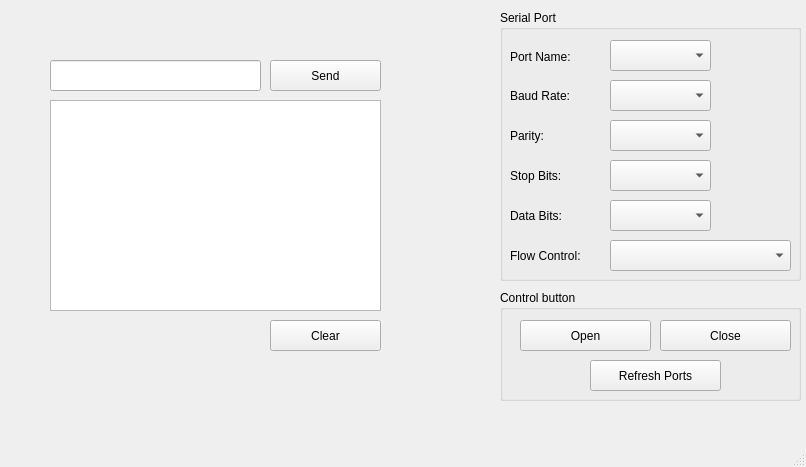
The window that mainwindow.ui (nguyenlamanhvu/GUI_PID) describes before a commit, drawn with Qt 5.
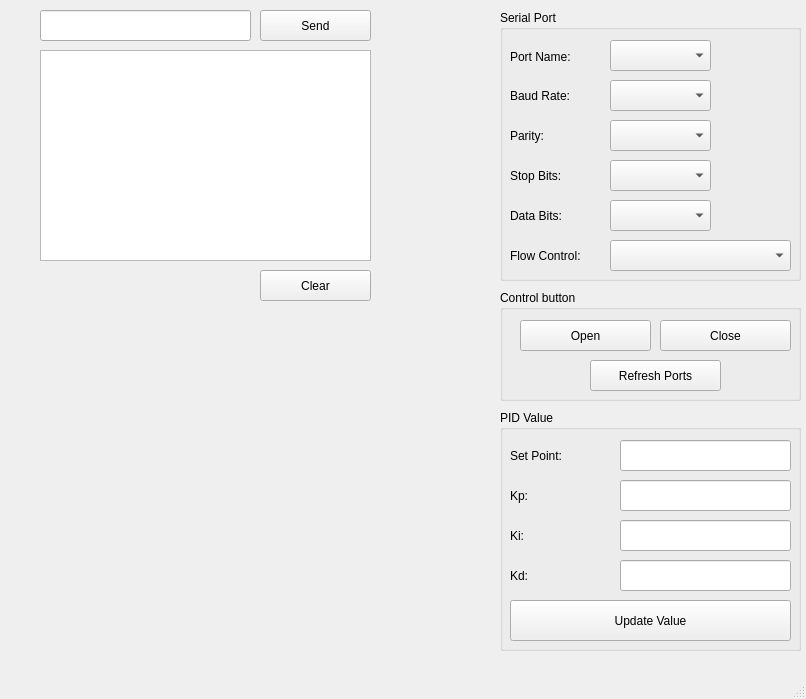
The same window after the commit.

Commit message: add convert data function

Diff of the .ui file:
```diff
--- a/mainwindow.ui
+++ b/mainwindow.ui
@@ -7,7 +7,7 @@
     <x>0</x>
     <y>0</y>
     <width>806</width>
-    <height>467</height>
+    <height>699</height>
    </rect>
   </property>
   <property name="windowTitle">
@@ -17,8 +17,8 @@
    <widget class="QLineEdit" name="lnMessage">
     <property name="geometry">
      <rect>
-      <x>50</x>
-      <y>60</y>
+      <x>40</x>
+      <y>10</y>
       <width>211</width>
       <height>31</height>
      </rect>
@@ -27,8 +27,8 @@
    <widget class="QPushButton" name="btnSend">
     <property name="geometry">
      <rect>
-      <x>270</x>
-      <y>60</y>
+      <x>260</x>
+      <y>10</y>
       <width>111</width>
       <height>31</height>
      </rect>
@@ -40,8 +40,8 @@
    <widget class="QListWidget" name="lstMessages">
     <property name="geometry">
      <rect>
-      <x>50</x>
-      <y>100</y>
+      <x>40</x>
+      <y>50</y>
       <width>331</width>
       <height>211</height>
      </rect>
@@ -253,8 +253,8 @@
    <widget class="QPushButton" name="btnClear">
     <property name="geometry">
      <rect>
-      <x>270</x>
-      <y>320</y>
+      <x>260</x>
+      <y>270</y>
       <width>111</width>
       <height>31</height>
      </rect>
@@ -263,6 +263,124 @@
      <string>Clear</string>
     </property>
    </widget>
+   <widget class="QGroupBox" name="groupBox_3">
+    <property name="geometry">
+     <rect>
+      <x>500</x>
+      <y>410</y>
+      <width>301</width>
+      <height>241</height>
+     </rect>
+    </property>
+    <property name="title">
+     <string>PID Value</string>
+    </property>
+    <widget class="QLineEdit" name="lnKd">
+     <property name="geometry">
+      <rect>
+       <x>120</x>
+       <y>150</y>
+       <width>171</width>
+       <height>31</height>
+      </rect>
+     </property>
+    </widget>
+    <widget class="QLabel" name="label_10">
+     <property name="geometry">
+      <rect>
+       <x>10</x>
+       <y>30</y>
+       <width>81</width>
+       <height>31</height>
+      </rect>
+     </property>
+     <property name="text">
+      <string>Set Point:</string>
+     </property>
+    </widget>
+    <widget class="QLabel" name="label_7">
+     <property name="geometry">
+      <rect>
+       <x>10</x>
+       <y>70</y>
+       <width>81</width>
+       <height>31</height>
+      </rect>
+     </property>
+     <property name="text">
+      <string>Kp:</string>
+     </property>
+    </widget>
+    <widget class="QLabel" name="label_9">
+     <property name="geometry">
+      <rect>
+       <x>10</x>
+       <y>110</y>
+       <width>81</width>
+       <height>31</height>
+      </rect>
+     </property>
+     <property name="text">
+      <string>Ki:</string>
+     </property>
+    </widget>
+    <widget class="QLineEdit" name="lnKi">
+     <property name="geometry">
+      <rect>
+       <x>120</x>
+       <y>110</y>
+       <width>171</width>
+       <height>31</height>
+      </rect>
+     </property>
+    </widget>
+    <widget class="QLabel" name="label_8">
+     <property name="geometry">
+      <rect>
+       <x>10</x>
+       <y>150</y>
+       <width>81</width>
+       <height>31</height>
+      </rect>
+     </property>
+     <property name="text">
+      <string>Kd:</string>
+     </property>
+    </widget>
+    <widget class="QLineEdit" name="lnKp">
+     <property name="geometry">
+      <rect>
+       <x>120</x>
+       <y>70</y>
+       <width>171</width>
+       <height>31</height>
+      </rect>
+     </property>
+    </widget>
+    <widget class="QLineEdit" name="lnSetPoint">
+     <property name="geometry">
+      <rect>
+       <x>120</x>
+       <y>30</y>
+       <width>171</width>
+       <height>31</height>
+      </rect>
+     </property>
+    </widget>
+    <widget class="QPushButton" name="btnUpdateValue">
+     <property name="geometry">
+      <rect>
+       <x>10</x>
+       <y>190</y>
+       <width>281</width>
+       <height>41</height>
+      </rect>
+     </property>
+     <property name="text">
+      <string>Update Value</string>
+     </property>
+    </widget>
+   </widget>
   </widget>
   <widget class="QMenuBar" name="menubar">
    <property name="geometry">
```
The commit also changes 2 other files.
